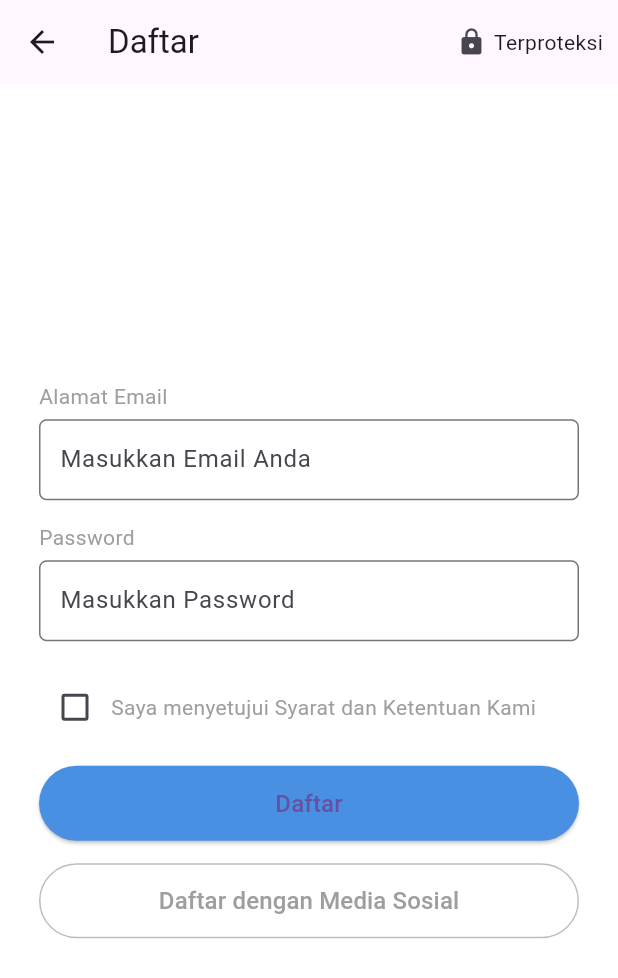
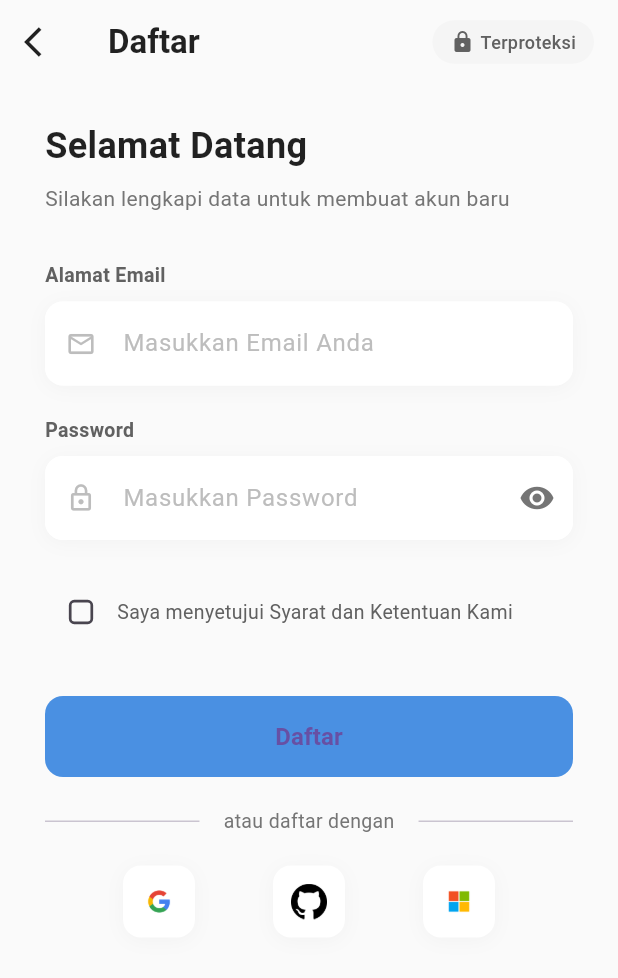
Before and after one commit to RazerArdi/FolioFinance, a Flutter app: the DaftarPage screen opened by its route, on a phone screen of 412 x 824 dp. Shown: the top 978 px of the screen. Run offline on Flutter 3.47's test engine with Material 3 defaults, Android fonts, the phone set to English and light mode, and no system bars; our stand-ins replace animated_splash_screen, cloud_firestore, connectivity_plus, csv, firebase_auth, firebase_core and 21 more; missing offline and left inert: encrypt, firebase_app_check; accounts and stored records are empty.

Commit message:
V0.6.9 - Register.dart (FIX UI)

```diff
--- a/lib/View/Register.dart
+++ b/lib/View/Register.dart
@@ -11,15 +11,18 @@ class DaftarPage extends StatefulWidget {
 
 class _DaftarPageState extends State<DaftarPage> {
   final AuthController controller = Get.put(AuthController());
-  bool _isChecked = false; // Checkbox state
+  bool _isChecked = false;
+  bool _isPasswordVisible = false;
 
   @override
   Widget build(BuildContext context) {
     return Scaffold(
-      backgroundColor: Colors.white,
+      backgroundColor: Colors.grey[50],
       appBar: AppBar(
+        elevation: 0,
+        backgroundColor: Colors.transparent,
         leading: IconButton(
-          icon: Icon(Icons.arrow_back),
+          icon: Icon(Icons.arrow_back_ios, color: Colors.black87),
           onPressed: () {
             Navigator.push(
               context,
@@ -27,74 +30,157 @@ class _DaftarPageState extends State<DaftarPage> {
             );
           },
         ),
-        title: const Text('Daftar'),
+        title: Text(
+          'Daftar',
+          style: TextStyle(
+            color: Colors.black87,
+            fontWeight: FontWeight.w600,
+          ),
+        ),
         actions: [
-          Row(
-            children: const [
-              Icon(Icons.lock, size: 20),
-              SizedBox(width: 5),
-              Text('Terproteksi', style: TextStyle(fontSize: 14)),
-              SizedBox(width: 10),
-            ],
+          Container(
+            margin: EdgeInsets.only(right: 16),
+            padding: EdgeInsets.symmetric(horizontal: 12, vertical: 6),
+            decoration: BoxDecoration(
+              color: Colors.grey[100],
+              borderRadius: BorderRadius.circular(20),
+            ),
+            child: Row(
+              children: [
+                Icon(Icons.lock, size: 16, color: Colors.grey[700]),
+                SizedBox(width: 4),
+                Text(
+                  'Terproteksi',
+                  style: TextStyle(
+                    fontSize: 12,
+                    color: Colors.grey[700],
+                    fontWeight: FontWeight.w500,
+                  ),
                 ),
               ],
             ),
-      body: Center(
+          ),
+        ],
+      ),
+      body: SingleChildScrollView(
+        child: Center(
           child: Container(
             width: 400,
-          padding: const EdgeInsets.all(20),
+            padding: EdgeInsets.all(24),
             child: Column(
-            mainAxisSize: MainAxisSize.min,
+              crossAxisAlignment: CrossAxisAlignment.start,
               children: [
-              _buildTextField(label: 'Alamat Email', hintText: 'Masukkan Email Anda'),
-              const SizedBox(height: 15),
-              _buildTextField(label: 'Password', hintText: 'Masukkan Password', obscureText: true),
-              const SizedBox(height: 20),
+                Text(
+                  'Selamat Datang',
+                  style: TextStyle(
+                    fontSize: 24,
+                    fontWeight: FontWeight.bold,
+                    color: Colors.black87,
+                  ),
+                ),
+                SizedBox(height: 8),
+                Text(
+                  'Silakan lengkapi data untuk membuat akun baru',
+                  style: TextStyle(
+                    fontSize: 14,
+                    color: Colors.grey[600],
+                  ),
+                ),
+                SizedBox(height: 32),
+                _buildTextField(
+                  label: 'Alamat Email',
+                  hintText: 'Masukkan Email Anda',
+                  icon: Icons.email_outlined,
+                ),
+                SizedBox(height: 20),
+                _buildTextField(
+                  label: 'Password',
+                  hintText: 'Masukkan Password',
+                  obscureText: !_isPasswordVisible,
+                  icon: Icons.lock_outline,
+                  suffix: IconButton(
+                    icon: Icon(
+                      _isPasswordVisible ? Icons.visibility_off : Icons.visibility,
+                      color: Colors.grey[600],
+                    ),
+                    onPressed: () {
+                      setState(() {
+                        _isPasswordVisible = !_isPasswordVisible;
+                      });
+                    },
+                  ),
+                ),
+                SizedBox(height: 24),
                 Row(
                   children: [
-                  Checkbox(
+                    Transform.scale(
+                      scale: 0.9,
+                      child: Checkbox(
                         value: _isChecked,
                         onChanged: (bool? value) {
                           setState(() {
                             _isChecked = value ?? false;
-                        controller.updateTermsAccepted(_isChecked); // Update the controller
+                            controller.updateTermsAccepted(_isChecked);
                           });
                         },
+                        shape: RoundedRectangleBorder(
+                          borderRadius: BorderRadius.circular(4),
                         ),
-                  const Flexible(
+                      ),
+                    ),
+                    Flexible(
                       child: Text(
                         'Saya menyetujui Syarat dan Ketentuan Kami',
-                      style: TextStyle(fontSize: 14, color: Colors.grey),
+                        style: TextStyle(
+                          fontSize: 13,
+                          color: Colors.grey[700],
+                        ),
                       ),
                     ),
                   ],
                 ),
-              const SizedBox(height: 15),
+                SizedBox(height: 32),
                 ElevatedButton(
                   onPressed: () {
-                  controller.registerWithEmail(); // Register the user
+                    controller.registerWithEmail();
                   },
                   style: ElevatedButton.styleFrom(
-                  backgroundColor: const Color(0xFF4a90e2),
-                  minimumSize: const Size.fromHeight(50),
+                    backgroundColor: Color(0xFF4a90e2),
+                    minimumSize: Size.fromHeight(54),
+                    shape: RoundedRectangleBorder(
+                      borderRadius: BorderRadius.circular(12),
                     ),
-                child: const Text('Daftar', style: TextStyle(fontSize: 16)),
+                    elevation: 0,
                   ),
-              const SizedBox(height: 15),
-              OutlinedButton(
-                onPressed: () {
-                  _showSocialMediaDialog(context);
-                },
-                style: OutlinedButton.styleFrom(
-                  side: BorderSide(color: Colors.grey[400]!),
-                  minimumSize: const Size.fromHeight(50),
-                ),
-                child: const Text(
-                  'Daftar dengan Media Sosial',
-                  style: TextStyle(fontSize: 16, color: Colors.grey),
+                  child: Text(
+                    'Daftar',
+                    style: TextStyle(
+                      fontSize: 16,
+                      fontWeight: FontWeight.w600,
                     ),
                   ),
+                ),
+                SizedBox(height: 20),
+                Row(
+                  children: [
+                    Expanded(child: Divider()),
+                    Padding(
+                      padding: EdgeInsets.symmetric(horizontal: 16),
+                      child: Text(
+                        'atau daftar dengan',
+                        style: TextStyle(
+                          color: Colors.grey[600],
+                          fontSize: 13,
+                        ),
+                      ),
+                    ),
+                    Expanded(child: Divider()),
                   ],
+                ),
+                SizedBox(height: 20),
+                _buildSocialLoginButtons(),
+              ],
+            ),
           ),
         ),
       ),
@@ -105,13 +191,34 @@ class _DaftarPageState extends State<DaftarPage> {
     required String label,
     required String hintText,
     bool obscureText = false,
+    IconData? icon,
+    Widget? suffix,
   }) {
     return Column(
       crossAxisAlignment: CrossAxisAlignment.start,
       children: [
-        Text(label, style: const TextStyle(fontSize: 14, color: Colors.grey)),
-        const SizedBox(height: 5),
-        TextField(
+        Text(
+          label,
+          style: TextStyle(
+            fontSize: 13,
+            fontWeight: FontWeight.w600,
+            color: Colors.grey[700],
+          ),
+        ),
+        SizedBox(height: 8),
+        Container(
+          decoration: BoxDecoration(
+            color: Colors.white,
+            borderRadius: BorderRadius.circular(12),
+            boxShadow: [
+              BoxShadow(
+                color: Colors.black.withOpacity(0.03),
+                blurRadius: 10,
+                offset: Offset(0, 2),
+              ),
+            ],
+          ),
+          child: TextField(
             obscureText: obscureText,
             onChanged: (value) {
               if (label == 'Alamat Email') {
@@ -122,102 +229,71 @@ class _DaftarPageState extends State<DaftarPage> {
             },
             decoration: InputDecoration(
               hintText: hintText,
+              hintStyle: TextStyle(color: Colors.grey[400]),
+              prefixIcon: Icon(icon, color: Colors.grey[400], size: 20),
+              suffixIcon: suffix,
               border: OutlineInputBorder(
-              borderRadius: BorderRadius.circular(5),
-              borderSide: BorderSide(color: Colors.grey[300]!),
+                borderRadius: BorderRadius.circular(12),
+                borderSide: BorderSide.none,
               ),
-            contentPadding: const EdgeInsets.symmetric(horizontal: 10, vertical: 15),
+              filled: true,
+              fillColor: Colors.white,
+              contentPadding: EdgeInsets.symmetric(horizontal: 16, vertical: 16),
+            ),
           ),
         ),
       ],
     );
   }
 
-  void _showSocialMediaDialog(BuildContext context) {
-    showModalBottomSheet(
-      context: context,
-      isScrollControlled: true, // Allow the modal to scroll
-      builder: (BuildContext context) {
-        return Container(
-          padding: const EdgeInsets.all(20),
-          height: 250, // Adjust the height as needed
-          child: Column(
-            mainAxisSize: MainAxisSize.min,
+  Widget _buildSocialLoginButtons() {
+    return Row(
+      mainAxisAlignment: MainAxisAlignment.spaceEvenly,
       children: [
-              const Text(
-                'Daftar dengan Media Sosial',
-                style: TextStyle(fontSize: 18, fontWeight: FontWeight.bold),
+        _buildSocialButton(
+          image: Assets.images.google.path,
+          onTap: () {
+            controller.signInWithGoogle();
+          },
         ),
-              const SizedBox(height: 20),
-              GestureDetector(
+        _buildSocialButton(
+          image: Assets.images.github_logo.path,
           onTap: () {
-                  // Handle Google login
-                  controller.signInWithGoogle();
-                  Navigator.pop(context); // Close the modal
+            Get.snackbar('Coming Soon', 'GitHub login will be available soon.');
           },
-                child: Row(
-                  children: [
-                    Image.asset(
-                      Assets.images.google.path, // Replace with your Google image path
-                      width: 40, // Adjust width as needed
-                      height: 40, // Adjust height as needed
         ),
-                    const SizedBox(width: 10),
-                    const Text(
-                      'Google',
-                      style: TextStyle(fontSize: 16),
+        _buildSocialButton(
+          image: Assets.images.microsoft.path,
+          onTap: () {
+            Get.snackbar('Coming Soon', 'Microsoft login will be available soon.');
+          },
+        ),
+      ],
+    );
+  }
+
+  Widget _buildSocialButton({required String image, required VoidCallback onTap}) {
+    return InkWell(
+      onTap: onTap,
+      child: Container(
+        padding: EdgeInsets.all(12),
+        decoration: BoxDecoration(
+          color: Colors.white,
+          borderRadius: BorderRadius.circular(12),
+          boxShadow: [
+            BoxShadow(
+              color: Colors.black.withOpacity(0.03),
+              blurRadius: 10,
+              offset: Offset(0, 2),
             ),
           ],
         ),
-              ),
-              const SizedBox(height: 10),
-              GestureDetector(
-                onTap: () {
-                  // Handle GitHub login (coming soon)
-                  Get.snackbar('Coming Soon', 'GitHub login will be available soon.');
-                  Navigator.pop(context); // Close the modal
-                },
-                child: Row(
-                  children: [
-                    Image.asset(
-                      Assets.images.github_logo.path, // Replace with your GitHub image path
-                      width: 40, // Adjust width as needed
-                      height: 40, // Adjust height as needed
-                    ),
-                    const SizedBox(width: 10),
-                    const Text(
-                      'GitHub (Coming Soon)',
-                      style: TextStyle(fontSize: 16),
-                    ),
-                  ],
+        child: Image.asset(
+          image,
+          width: 24,
+          height: 24,
         ),
       ),
-              const SizedBox(height: 10),
-              GestureDetector(
-                onTap: () {
-                  // Handle Microsoft login (coming soon)
-                  Get.snackbar('Coming Soon', 'Microsoft login will be available soon.');
-                  Navigator.pop(context); // Close the modal
-                },
-                child: Row(
-                  children: [
-                    Image.asset(
-                      Assets.images.microsoft.path, // Replace with your Microsoft image path
-                      width: 40, // Adjust width as needed
-                      height: 40, // Adjust height as needed
-                    ),
-                    const SizedBox(width: 10),
-                    const Text(
-                      'Microsoft (Coming Soon)',
-                      style: TextStyle(fontSize: 16),
-                    ),
-                  ],
-                ),
-              ),
-            ],
-          ),
-        );
-      },
     );
   }
 }
```
Lines whose indentation alone changed are shown as unchanged.
